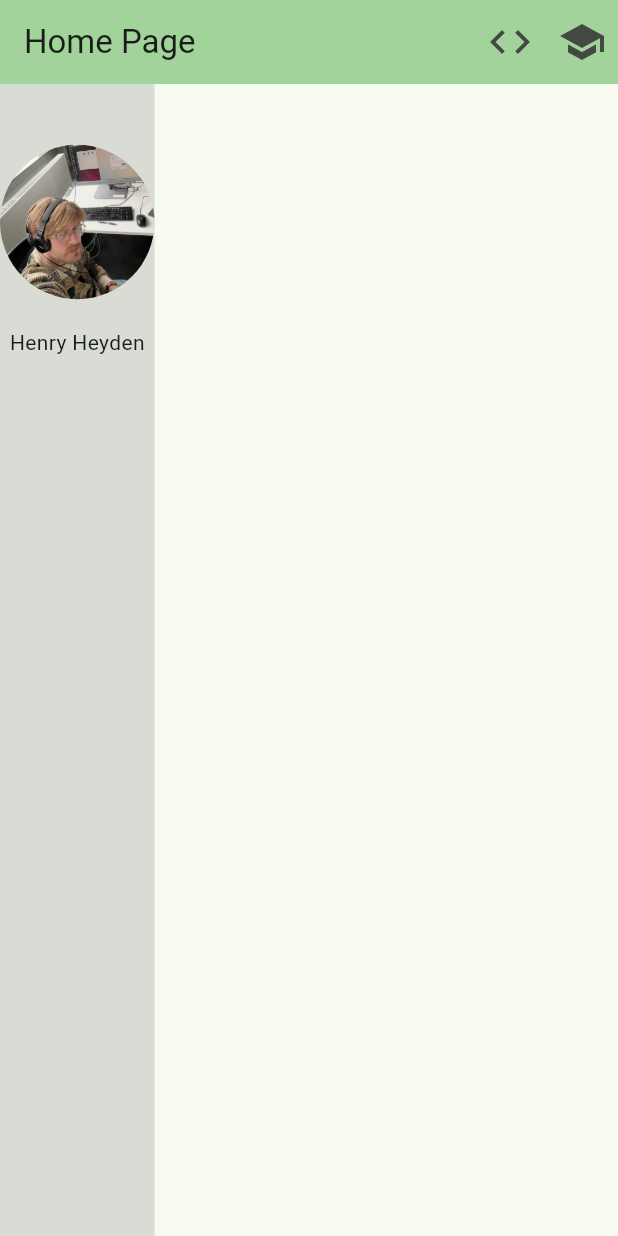
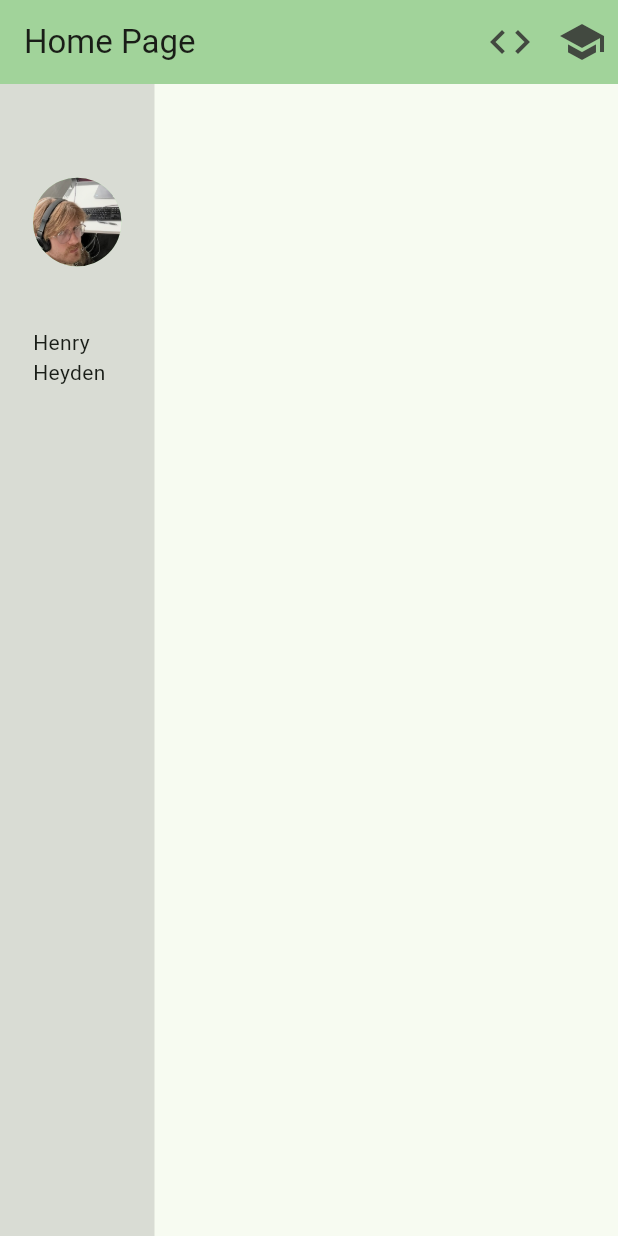
Before and after one commit to henry-h22/Personal-Website-Flutter, a Flutter app: the screen it shows after launch, on a phone screen of 412 x 824 dp. Run offline on Flutter 3.47's test engine with Material 3 defaults, Android fonts, the phone set to English and light mode, and no system bars.

Commit message:
pad sidebar in a more thoughtful way

```diff
--- a/lib/homepage.dart
+++ b/lib/homepage.dart
@@ -35,11 +35,11 @@ class _HomePageState extends State<HomePage> {
 
   Widget sideBar(BuildContext context) {
     return Container(
+      padding: EdgeInsets.all(22.0),
       color: Theme.of(context).focusColor,
       child: Column(
         mainAxisAlignment: MainAxisAlignment.start,
         children: <Widget>[
-          const SizedBox(height: 22),
           circularPicture,
           const Text('Henry Heyden'),
         ],
```
